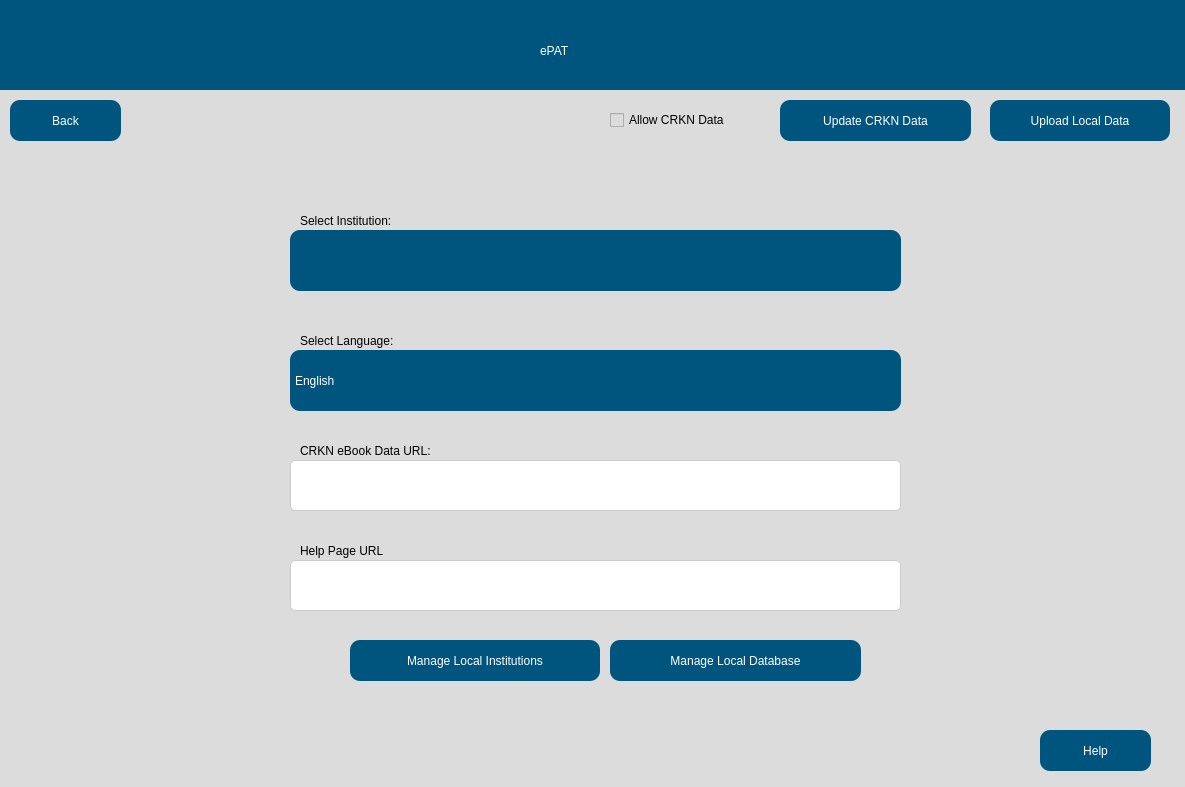
eppenney/eBook-Perpetual-Access-Rights-Tracker, file src/user_interface/english_settingsPage.ui: the form before one commit.
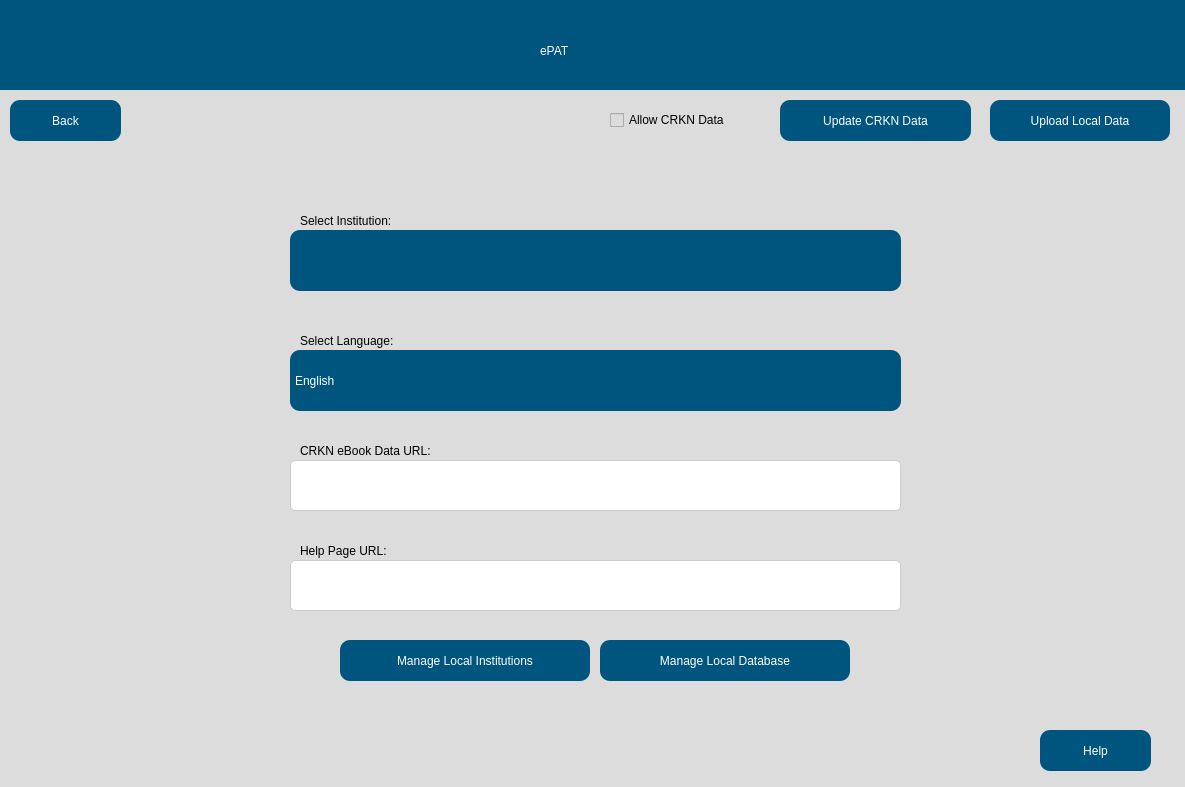
The form after the commit. Icons and pictures are not drawn.

Commit message: - Moving stuff around on settings page

Patch:
```diff
--- a/src/user_interface/english_settingsPage.ui
+++ b/src/user_interface/english_settingsPage.ui
@@ -332,7 +332,7 @@
      <string >font: 75 14pt &quot;Arial&quot;; color: black;</string>
     </property>
     <property name="text">
-     <string>Help Page URL</string>
+     <string>Help Page URL:</string>
     </property>
    </widget>
    <widget class="QLineEdit" name="helpURL">
@@ -438,9 +438,9 @@
    <widget class="QPushButton" name="manageDatabase">
     <property name="geometry">
      <rect>
-      <x>620</x>
+      <x>610</x>
       <y>640</y>
-      <width>251</width>
+      <width>250</width>
       <height>41</height>
      </rect>
     </property>
@@ -473,7 +473,7 @@
    <widget class="QPushButton" name="manageInstitution">
     <property name="geometry">
      <rect>
-      <x>360</x>
+      <x>350</x>
       <y>640</y>
       <width>250</width>
       <height>41</height>
```
The commit also changes 1 other file.
